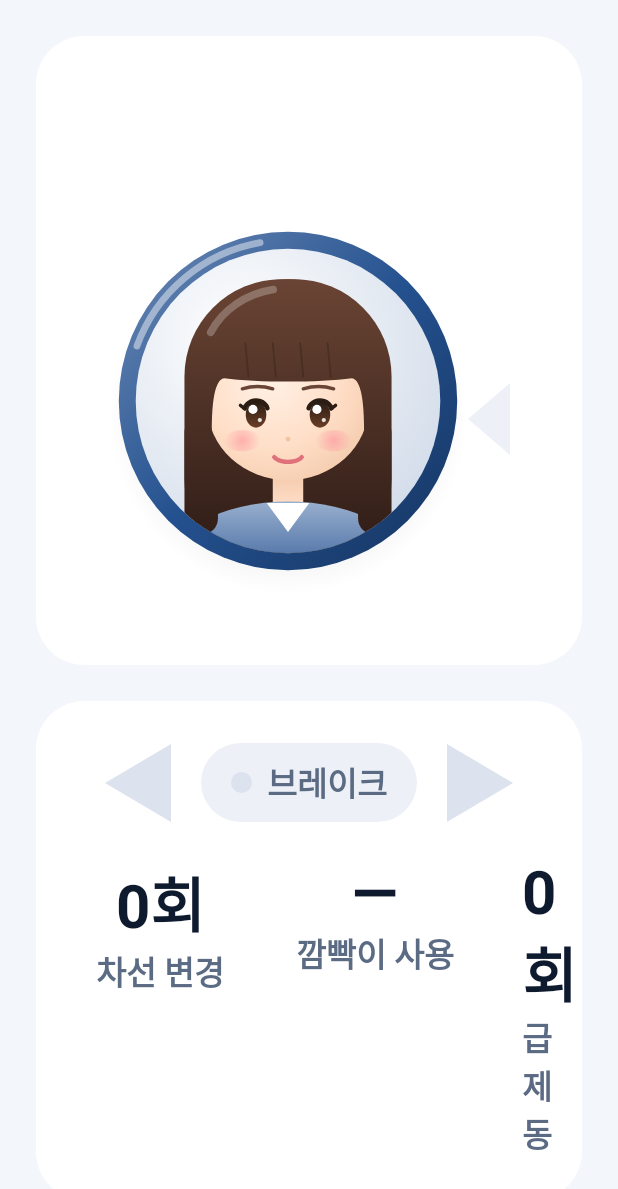
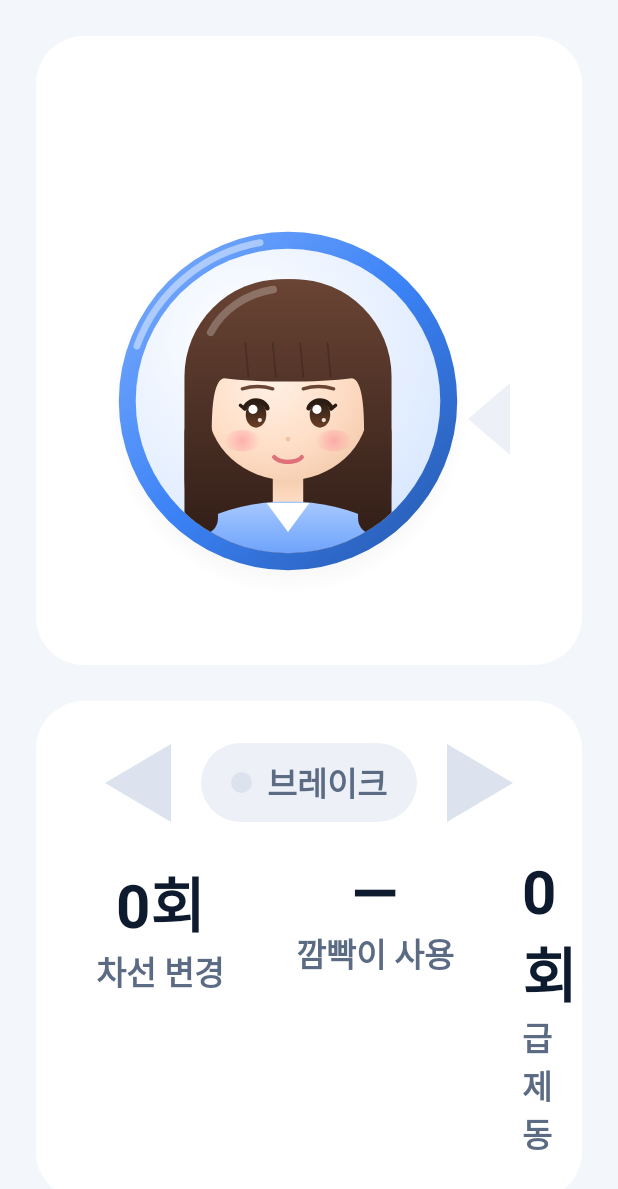
Before and after one commit to jij6303/pleos-side-coach, an Android app built with Jetpack Compose: the screen it shows after launch (MainActivity), on a phone screen of 412 x 824 dp. Shown: the top 1189 px of the screen. Run offline under Robolectric (Android 15) with nearby library versions, the phone set to English and light mode, and no system bars; 7 statements that could not run were skipped.

Commit message:
fix(#47): use bright blue face ring and navy yellow idle chip
Co-Authored-By: Claude Opus 5.5 <noreply@anthropic.com>

```diff
--- a/app/src/main/java/com/jij6303/sidecoach/ui/driving/DrivingScreen.kt
+++ b/app/src/main/java/com/jij6303/sidecoach/ui/driving/DrivingScreen.kt
@@ -39,7 +39,9 @@ import com.jij6303.sidecoach.domain.parking.ParkingUi
 import com.jij6303.sidecoach.domain.trip.TripStats
 import com.jij6303.sidecoach.ui.dashboard.percent
 import com.jij6303.sidecoach.ui.dashboard.Chip
+import com.jij6303.sidecoach.ui.theme.Navy800
 import com.jij6303.sidecoach.ui.theme.SideCoachTheme
+import com.jij6303.sidecoach.ui.theme.Sun500
 import com.jij6303.sidecoach.ui.theme.SignalColors
 import com.jij6303.sidecoach.ui.theme.SignalTone
 import com.jij6303.sidecoach.ui.theme.WIDE_MIN_DP
@@ -130,7 +132,9 @@ private fun CoachPanel(message: CoachMessage?, wide: Boolean, modifier: Modifier
             modifier = Modifier.fillMaxSize().padding(start = 48.dp, end = 48.dp, bottom = 56.dp),
             verticalAlignment = Alignment.Bottom,
         ) {
-            CoachFace(look.mood, ring = tone.accent, modifier = Modifier.size(if (wide) 440.dp else 240.dp))
+            // 차분한 상태의 얼굴 고리는 남색 대신 밝은 파랑 (남색은 답답해 보임)
+            val ring = if (tone == SideCoachTheme.signal.neutral) FaceRingBlue else tone.accent
+            CoachFace(look.mood, ring = ring, modifier = Modifier.size(if (wide) 440.dp else 240.dp))
             // 말풍선 꼬리: 얼굴 쪽을 가리킨다
             Canvas(
                 Modifier
@@ -150,7 +154,7 @@ private fun CoachPanel(message: CoachMessage?, wide: Boolean, modifier: Modifier
                     .padding(horizontal = 48.dp, vertical = 40.dp),
                 verticalArrangement = Arrangement.spacedBy(20.dp),
             ) {
-                Chip(text = look.label, tone = tone)
+                if (idle) IdleChip(look.label) else Chip(text = look.label, tone = tone)
                 Text(
                     text = message?.text ?: "안전 운전 중이에요",
                     style = if (wide) MaterialTheme.typography.displayMedium else MaterialTheme.typography.headlineLarge,
@@ -168,6 +172,24 @@ private fun CoachPanel(message: CoachMessage?, wide: Boolean, modifier: Modifier
                 }
             }
         }
+    }
+}
+
+private val FaceRingBlue = Color(0xFF3B82F6)
+
+/** 대기 중 말풍선의 "코칭 중" 칩: 앱 아이콘처럼 남색 바탕에 노란 글자. */
+@Composable
+private fun IdleChip(text: String) {
+    Row(
+        modifier = Modifier
+            .clip(CircleShape)
+            .background(Navy800)
+            .padding(horizontal = 16.dp, vertical = 6.dp),
+        verticalAlignment = Alignment.CenterVertically,
+        horizontalArrangement = Arrangement.spacedBy(8.dp),
+    ) {
+        Box(Modifier.size(10.dp).clip(CircleShape).background(Sun500))
+        Text(text, style = MaterialTheme.typography.labelLarge, color = Sun500)
     }
 }
 
```
